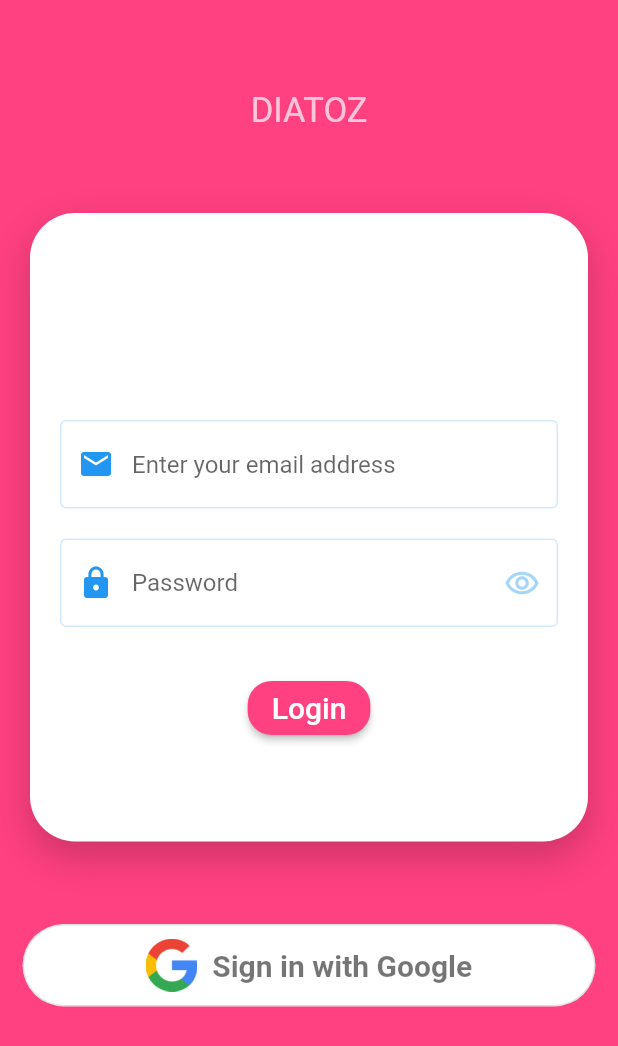
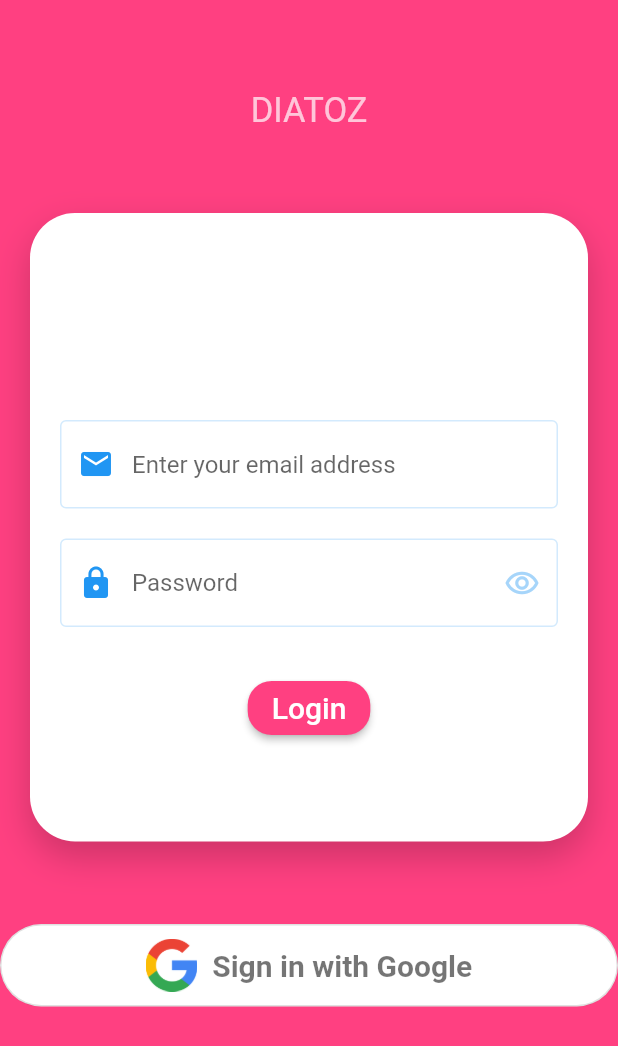
Before and after one commit to Akash-Diatoz/flash-task, a Flutter app: the screen it shows after launch, on a phone screen of 412 x 824 dp. Shown: the top 1046 px of the screen. Run offline on Flutter 3.47's test engine with Material 2 defaults, Android fonts, the phone set to English and light mode, and no system bars; our stand-ins replace firebase_analytics, firebase_auth, firebase_core, firebase_remote_config, get_it, google_fonts and 2 more; accounts and stored records are empty.

```diff
--- a/lib/presentation/LoginPage/googleSigninMethod.dart
+++ b/lib/presentation/LoginPage/googleSigninMethod.dart
@@ -1,7 +1,5 @@
 import 'package:firebase_auth/firebase_auth.dart';
 import 'package:flutter/material.dart';
-import 'package:provider/provider.dart';
-
 import '../../application/firebase_analytics.dart';
 import '../../infrastructure/locator.dart';
 import '../HomeScreen/main_screen.dart';
--- a/lib/presentation/LoginPage/login_page.dart
+++ b/lib/presentation/LoginPage/login_page.dart
@@ -6,6 +6,7 @@ import 'package:flutter/material.dart';
 import 'package:google_fonts/google_fonts.dart';
 import '../../../core/constants.dart';
 import '../../main.dart';
+import 'googleSignin.dart';
 import 'googleSigninMethod.dart';
 
 class LoginPage extends StatefulWidget {
@@ -173,7 +174,47 @@ class _LoginPageState extends State<LoginPage> {
               ),
             ),
           ),
-          GoogleSignInButton()
+          OutlinedButton(
+            style: ButtonStyle(
+              backgroundColor: MaterialStateProperty.all(Colors.white),
+              shape: MaterialStateProperty.all(
+                RoundedRectangleBorder(
+                  borderRadius: BorderRadius.circular(40),
+                ),
+              ),
+            ),
+            onPressed: () async {
+              await _analyticsService.logLogin();
+              GoogleSignInProvider().googleLogin();
+              // final provider =
+              //     Provider.of<GoogleSignInProvider>(context, listen: false);
+              // provider.googleLogin();
+            },
+            child: Padding(
+              padding: const EdgeInsets.fromLTRB(0, 10, 0, 10),
+              child: Row(
+                mainAxisSize: MainAxisSize.min,
+                mainAxisAlignment: MainAxisAlignment.center,
+                children: <Widget>[
+                  Image(
+                    image: AssetImage("assets/google_logo.png"),
+                    height: 35.0,
+                  ),
+                  Padding(
+                    padding: const EdgeInsets.only(left: 10),
+                    child: Text(
+                      'Sign in with Google',
+                      style: TextStyle(
+                        fontSize: 20,
+                        color: Colors.black54,
+                        fontWeight: FontWeight.w600,
+                      ),
+                    ),
+                  )
+                ],
+              ),
+            ),
+          )
         ],
       ),
     );
--- a/pubspec.yaml
+++ b/pubspec.yaml
@@ -47,7 +47,7 @@ dependencies:
   cloud_firestore: ^4.4.4
   firebase_auth: ^4.2.10
   google_sign_in: ^6.0.2
-  provider: ^6.0.5
+#  provider: ^6.0.5
 
 
 dev_dependencies:
```
Also changed, not shown: lib/core/utile.dart (added, +19 -0 lines), lib/domain/loginModel.dart (added, +30 -0 lines), lib/presentation/HomeScreen/main_screen.dart (+78 -27 lines), lib/presentation/HomeScreen/notifier.dart (added, +7 -0 lines), pubspec.lock, 2 other files.
